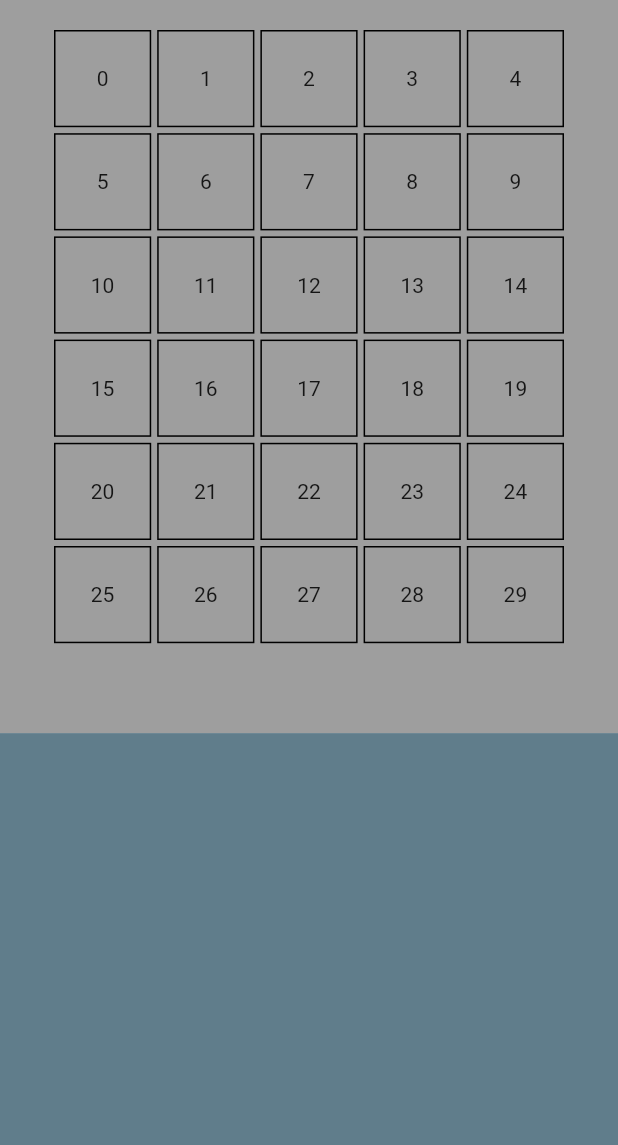
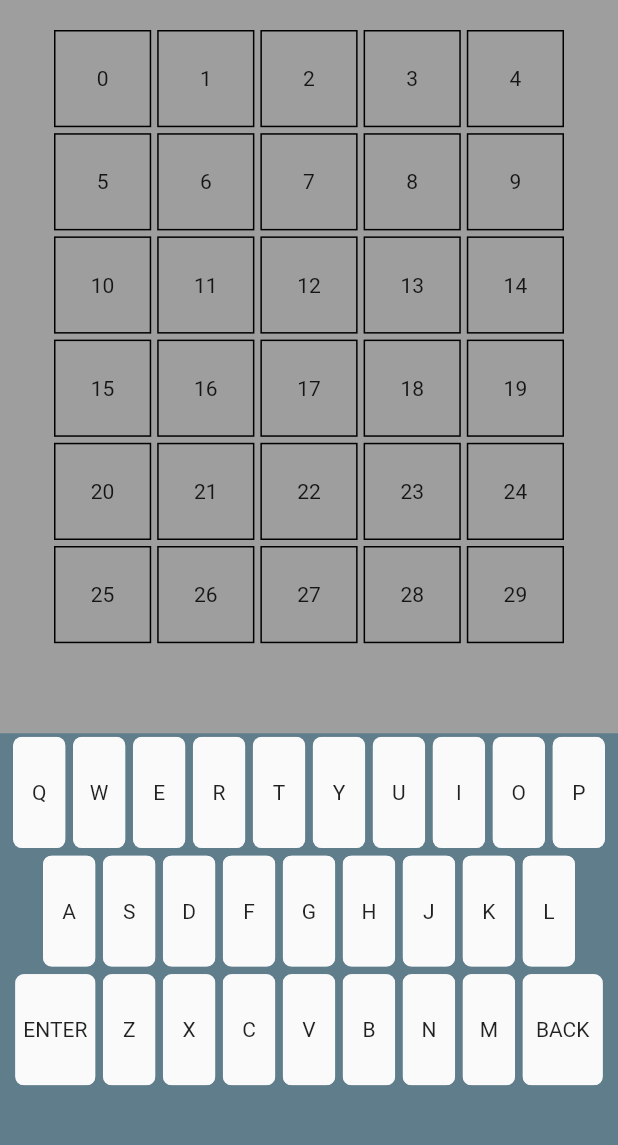
Before and after one commit to bengthedberg/flutter.wordle, a Flutter app: the screen it shows after launch, on a phone screen of 412 x 824 dp, the part 84-1229 px from its top. Run offline on Flutter 3.47's test engine with Material 2 defaults, Android fonts, the phone set to English and light mode, and no system bars.

Commit message:
Add Keyboard

```diff
--- /dev/null
+++ b/lib/components/keyboard_row.dart
@@ -0,0 +1,48 @@
+import 'package:flutter/material.dart';
+import 'package:wordle/data/keys_map.dart';
+
+class KeyboardRow extends StatelessWidget {
+  const KeyboardRow({required this.min, required this.max, Key? key})
+      : super(key: key);
+
+  final int min, max;
+
+  @override
+  Widget build(BuildContext context) {
+    final size = MediaQuery.of(context).size; // Grap the size of the device
+    int index = 0;
+
+    return Row(
+      mainAxisAlignment: MainAxisAlignment.center,
+      children: keysMap.entries.map((e) {
+        index++;
+        if (index >= min && index <= max) {
+          return Padding(
+            padding: EdgeInsets.all(size.width * .006),
+            child: ClipRRect(
+              // Round the keys
+              borderRadius: BorderRadius.circular(6),
+              child: Container(
+                // Space out the keyboard
+                color: Colors.white60,
+                width:
+                    e.key.length > 1 ? size.width * 0.13 : size.width * 0.085,
+                height: size.height * 0.090,
+                child: Material(
+                  // Inkwell must be wrapped in a Material Widget
+                  child: InkWell(
+                    // Make a splach effect when tapping key
+                    onTap: () {},
+                    child: Center(child: Text(e.key)),
+                  ),
+                ),
+              ),
+            ),
+          );
+        } else {
+          return const SizedBox();
+        }
+      }).toList(),
+    );
+  }
+}
--- /dev/null
+++ b/lib/constants/answer_stages.dart
@@ -0,0 +1 @@
+enum AnswerStage { correct, contains, incorrect, notAnswered }
--- /dev/null
+++ b/lib/data/keys_map.dart
@@ -0,0 +1,32 @@
+import 'package:wordle/constants/answer_stages.dart';
+
+Map<String, AnswerStage> keysMap = {
+  'Q': AnswerStage.notAnswered,
+  'W': AnswerStage.notAnswered,
+  'E': AnswerStage.notAnswered,
+  'R': AnswerStage.notAnswered,
+  'T': AnswerStage.notAnswered,
+  'Y': AnswerStage.notAnswered,
+  'U': AnswerStage.notAnswered,
+  'I': AnswerStage.notAnswered,
+  'O': AnswerStage.notAnswered,
+  'P': AnswerStage.notAnswered,
+  'A': AnswerStage.notAnswered,
+  'S': AnswerStage.notAnswered,
+  'D': AnswerStage.notAnswered,
+  'F': AnswerStage.notAnswered,
+  'G': AnswerStage.notAnswered,
+  'H': AnswerStage.notAnswered,
+  'J': AnswerStage.notAnswered,
+  'K': AnswerStage.notAnswered,
+  'L': AnswerStage.notAnswered,
+  'ENTER': AnswerStage.notAnswered,
+  'Z': AnswerStage.notAnswered,
+  'X': AnswerStage.notAnswered,
+  'C': AnswerStage.notAnswered,
+  'V': AnswerStage.notAnswered,
+  'B': AnswerStage.notAnswered,
+  'N': AnswerStage.notAnswered,
+  'M': AnswerStage.notAnswered,
+  'BACK': AnswerStage.notAnswered,
+};
--- a/lib/pages/home_page.dart
+++ b/lib/pages/home_page.dart
@@ -1,5 +1,7 @@
 import 'package:flutter/material.dart';
 import 'package:wordle/components/grid.dart';
+import 'package:wordle/components/keyboard_row.dart';
+import 'package:wordle/data/keys_map.dart';
 
 class HomePage extends StatefulWidget {
   const HomePage({Key? key}) : super(key: key);
@@ -26,6 +28,11 @@ class _HomePageState extends State<HomePage> {
             flex: 4,
             child: Container(
               color: Colors.blueGrey,
+              child: Column(children: const [
+                KeyboardRow(min: 1, max: 10),
+                KeyboardRow(min: 11, max: 19),
+                KeyboardRow(min: 20, max: 29),
+              ]),
             )),
       ]),
     );
```
